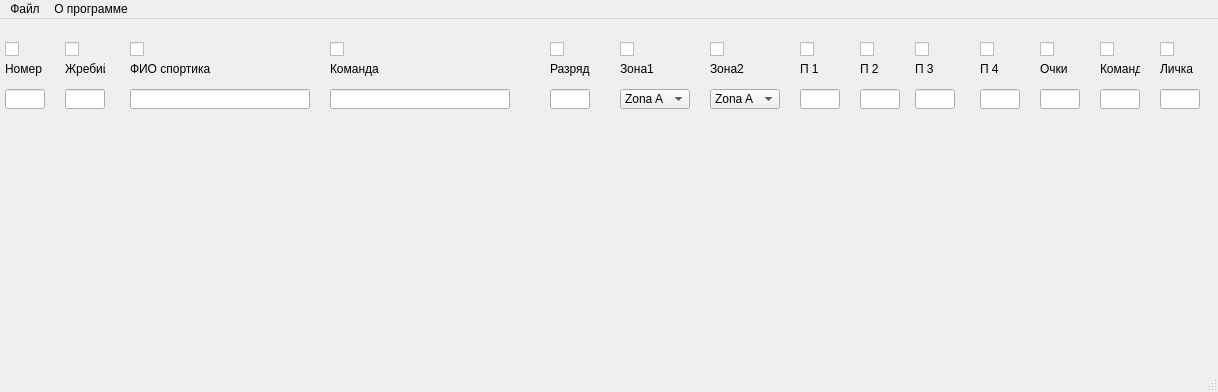
Before: the Qt Designer form gui_fish_soft_4.ui in vnoook/fish_soft, drawn with Qt 5.
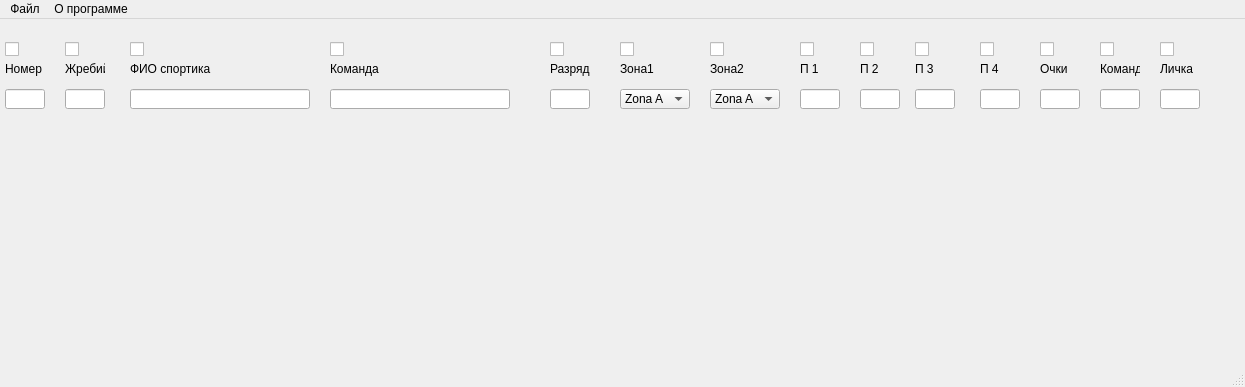
After: the same form once the commit is applied.

Commit message: #46 edit gui file add experiment file for dynamic adder

What changed in the file:
```diff
--- a/gui_fish_soft_4.ui
+++ b/gui_fish_soft_4.ui
@@ -6,8 +6,8 @@
    <rect>
     <x>0</x>
     <y>0</y>
-    <width>1218</width>
-    <height>392</height>
+    <width>1245</width>
+    <height>387</height>
    </rect>
   </property>
   <property name="windowTitle">
@@ -602,7 +602,7 @@
     <rect>
      <x>0</x>
      <y>0</y>
-     <width>1218</width>
+     <width>1245</width>
      <height>18</height>
     </rect>
    </property>
```
The commit also changes 1 other file.
